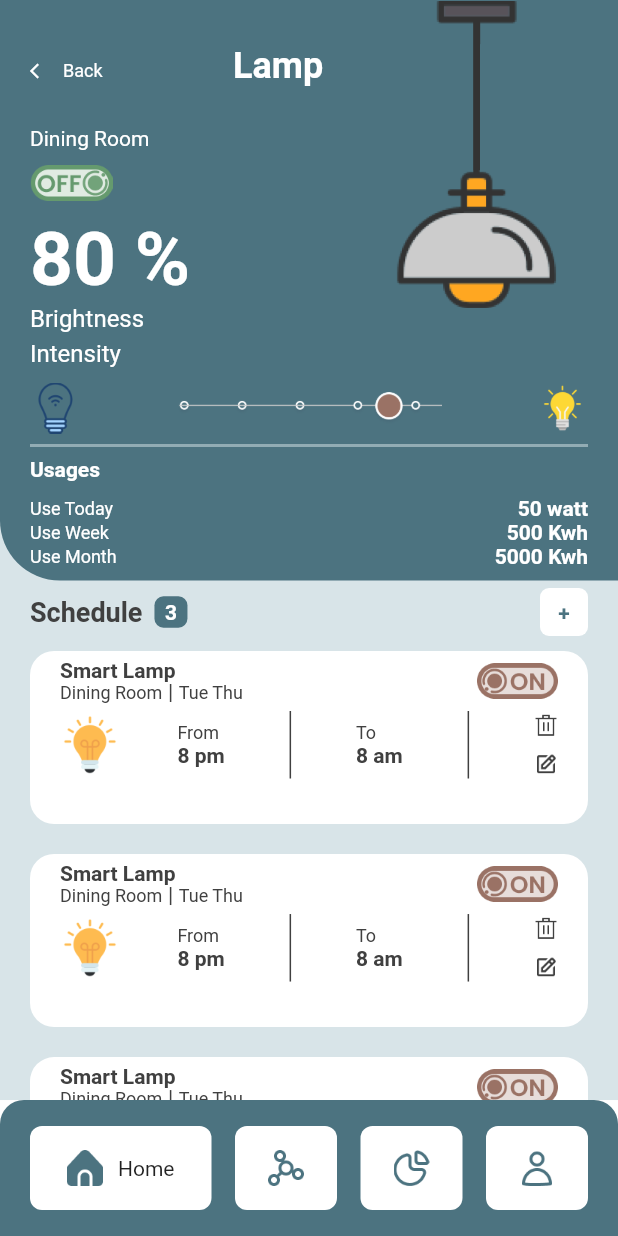
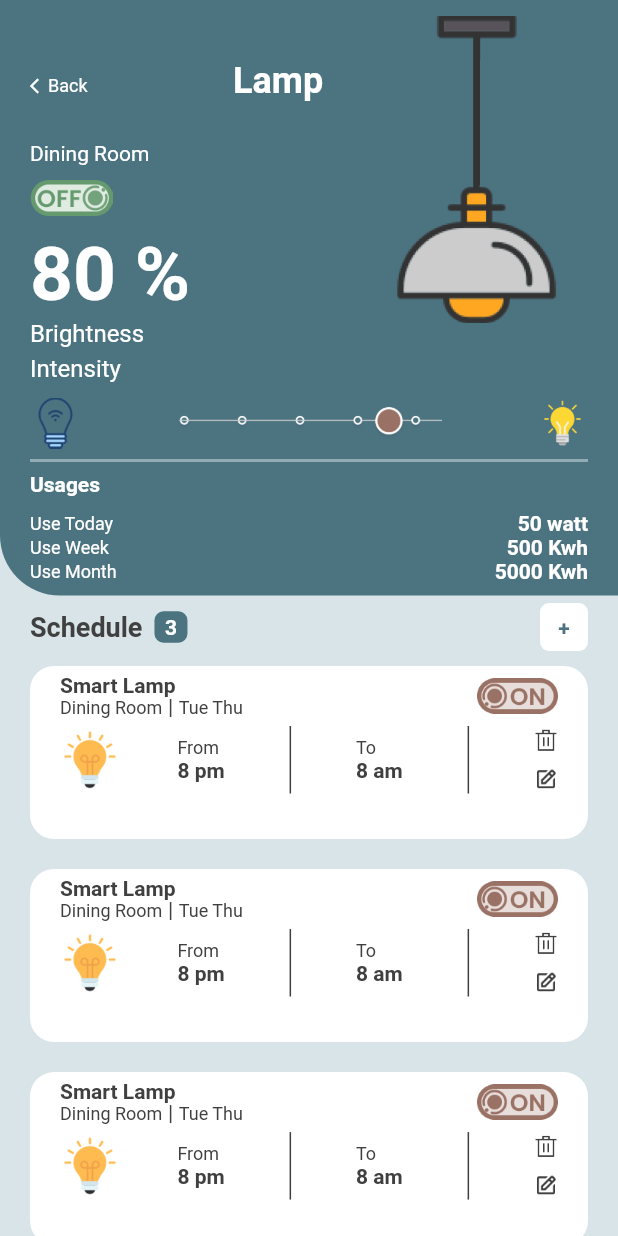
Before and after one commit to thshimul/Smart-Home-Applications, a Flutter app: the screen it shows after launch, after a tap on "Color", on a phone screen of 412 x 824 dp. Run offline on Flutter 3.47's test engine with Material 2 defaults, Android fonts, the phone set to English and light mode, and no system bars; our stand-ins replace flutter_spinkit, get; Roboto replaces fonts that are missing (Poppins).

Commit message:
fourth commit

```diff
--- a/lib/main.dart
+++ b/lib/main.dart
@@ -19,7 +19,7 @@ class MyApp extends StatelessWidget {
     return GetMaterialApp(
       useInheritedMediaQuery: true,
       title: "App",
-      initialRoute: Routes.homePage,
+      initialRoute: AppPages.initial,
       getPages:AppPages.routes,
       theme: ThemeData(
         primarySwatch: Colors.blue,
--- a/lib/route/route.dart
+++ b/lib/route/route.dart
@@ -4,9 +4,11 @@ import 'package:flutter_innovainfosys_towhid_hasam/view/usages.dart';
 import 'package:get/get.dart';
 
 import '../view/home_page.dart';
+import '../view/splashpage.dart';
 
 
 abstract class Routes {
+  static const root = '/';
   static const String homePage = '/homePage';
   static const String lampPage = '/lampPage';
   static const String smartPage = '/smartPage';
@@ -14,10 +16,10 @@ abstract class Routes {
 }
 
 abstract class AppPages {
-  // static String initial = Routes.ROOT;
+   static String initial = Routes.root;
 
   static final routes = [
-
+    GetPage(name: Routes.root, page: () => const SplashScreen()),
     GetPage(
       name: Routes.homePage,
       page: () => const HomePage(),
--- a/lib/view/home_page.dart
+++ b/lib/view/home_page.dart
@@ -22,7 +22,7 @@ class HomePage extends StatelessWidget {
             mainAxisAlignment: MainAxisAlignment.start,
             crossAxisAlignment: CrossAxisAlignment.start,
             children: [
-              const SizedBox(height: 25,),
+
               Container(
               width: Get.width,
                 decoration: const BoxDecoration(
@@ -38,6 +38,7 @@ class HomePage extends StatelessWidget {
                     mainAxisAlignment: MainAxisAlignment.start,
                     crossAxisAlignment: CrossAxisAlignment.start,
                     children: [
+                      const SizedBox(height: 35,),
                       Row(
                         mainAxisAlignment: MainAxisAlignment.spaceBetween,
                         crossAxisAlignment: CrossAxisAlignment.center,
@@ -120,7 +121,7 @@ class HomePage extends StatelessWidget {
                                   ),
                                 ),
                                 Padding(
-                                  padding: const EdgeInsets.only(left: 20.0,right: 20),
+                                  padding: const EdgeInsets.only(left: 10.0,right: 10),
                                   child: Row(
                                     mainAxisAlignment: MainAxisAlignment.spaceBetween,
                                     children: [
@@ -693,7 +694,7 @@ class HomePage extends StatelessWidget {
                         height:56,
 
 
-                        width: 121,
+                        width: 110,
 
 
                         decoration: BoxDecoration(
@@ -729,7 +730,7 @@ class HomePage extends StatelessWidget {
                         height:56,
 
 
-                        width: 68,
+                        width: 55,
 
 
                         decoration: BoxDecoration(
@@ -763,7 +764,7 @@ class HomePage extends StatelessWidget {
                         height:56,
 
 
-                        width: 68,
+                        width: 55,
 
 
                         decoration: BoxDecoration(
@@ -793,7 +794,7 @@ class HomePage extends StatelessWidget {
                       height:56,
 
 
-                      width: 68,
+                      width: 55,
 
 
                       decoration: BoxDecoration(
--- a/lib/view/lamp_page.dart
+++ b/lib/view/lamp_page.dart
@@ -34,7 +34,7 @@ class LampPage extends StatelessWidget {
                   ),
                 ),
                 child: Padding(
-                  padding: const EdgeInsets.only(left: 20.0,right: 20),
+                  padding: const EdgeInsets.only(left: 20.0,right: 20,top: 10),
                   child: Column(
                     mainAxisAlignment: MainAxisAlignment.start,
                     crossAxisAlignment: CrossAxisAlignment.start,
@@ -51,6 +51,7 @@ class LampPage extends StatelessWidget {
                                 onTap: (){
                                   Get.toNamed(Routes.homePage);
                                 },
+                                child: Container(
                                   child: Row(
 
                                     children: [
@@ -62,12 +63,13 @@ class LampPage extends StatelessWidget {
                                       ),
                                       Padding(
 
-                                      padding: const EdgeInsets.only(top: 40,left: 10),
+                                        padding: const EdgeInsets.only(top: 40),
                                         child: Text("Back",
                                           style: Style.regular_white_12
                                           ,),
                                       ),
                                     ],
+                                  ),
                                 ),
                               ),
                               Padding(
@@ -395,151 +397,7 @@ class LampPage extends StatelessWidget {
             ],
           ),
         ),
-        bottomNavigationBar:BottomAppBar(
-          elevation: 0,
-          child: Container(
-            height:
-            Get.height*.11,
-
-            width:Get
-                .width,
-
-            decoration: const BoxDecoration(
-              borderRadius: BorderRadius.only(
-                topRight: Radius.circular(16),topLeft:  Radius.circular(16),
-
-              ),
-              color:Color(0xFF4C7380),
-            ),
-            child: Center(
-                child: Padding(
-                  padding: const EdgeInsets.only(left: 20.0,right: 20),
-                  child:Row(
-                    mainAxisAlignment: MainAxisAlignment.spaceBetween,
-                    children: [
-                      Container(
-                        height:56,
-
-
-                        width: 121,
-
-
-                        decoration: BoxDecoration(
-                          borderRadius: BorderRadius.circular(8
-
-                          ),
-                          color:const Color(0xFFFFFFFF),
-                        ),
-                        child: Row(
-                          mainAxisAlignment:
-                          MainAxisAlignment.center,
-                          crossAxisAlignment:
-                          CrossAxisAlignment.center,
-                          children: [
-
-
-                            Image.asset( "assets/images/home_icon.png",
-                              height: 24,
-                              width: 24,),
-                            const SizedBox(width: 10,),
-                            const Text("Home",
-                            ),
-
-                          ],
-                        ),
-                      ),
-                      Container(
-                        height:56,
-
-
-                        width: 68,
-
-
-                        decoration: BoxDecoration(
-                          borderRadius: BorderRadius.circular(8
-
-                          ),
-                          color:const Color(0xFFFFFFFF),
-                        ),
-                        child: Row(
-                          mainAxisAlignment:
-                          MainAxisAlignment.center,
-                          crossAxisAlignment:
-                          CrossAxisAlignment.center,
-                          children: [
-
-
-                            Image.asset( "assets/images/net_icon.png",
-                              height: 24,
-                              width: 24,),
-
-
-                          ],
-                        ),
-                      ),
-                      Container(
-                        height:56,
-
-
-                        width: 68,
-
-
-                        decoration: BoxDecoration(
-                          borderRadius: BorderRadius.circular(8
-
-                          ),
-                          color:const Color(0xFFFFFFFF),
-                        ),
-                        child: Row(
-                          mainAxisAlignment:
-                          MainAxisAlignment.center,
-                          crossAxisAlignment:
-                          CrossAxisAlignment.center,
-                          children: [
-
-
-                            Image.asset( "assets/images/pie_icon.png",
-                              height: 24,
-                              width: 24,),
-
-
-                          ],
-                        ),
-                      ),
-                      Container(
-                        height:56,
-
-
-                        width: 68,
-
-
-                        decoration: BoxDecoration(
-                          borderRadius: BorderRadius.circular(8
-
-                          ),
-                          color:const Color(0xFFFFFFFF),
-                        ),
-                        child: Row(
-                          mainAxisAlignment:
-                          MainAxisAlignment.center,
-                          crossAxisAlignment:
-                          CrossAxisAlignment.center,
-                          children: [
-
-
-                            Image.asset( "assets/images/user_icon.png",
-                              height: 24,
-                              width: 24,),
-
-
-                          ],
-                        ),
-                      ),
-                    ],
-                  ),
-                )),
-          ),
-        ),// Column
+        // Column
       ),
     );
 
--- /dev/null
+++ b/lib/view/splashpage.dart
@@ -0,0 +1,51 @@
+// ignore_for_file: camel_case_types
+
+import 'dart:async';
+import 'package:flutter/material.dart';
+import 'package:flutter_spinkit/flutter_spinkit.dart';
+import 'package:get/route_manager.dart';
+
+class SplashScreen extends StatefulWidget {
+  // ignore: use_key_in_widget_constructors
+  const SplashScreen();
+
+  @override
+  _SplashScreenState createState() => _SplashScreenState();
+}
+
+class _SplashScreenState extends State<SplashScreen> {
+  @override
+  void initState() {
+    super.initState();
+    Timer(
+        const Duration(seconds: 3),
+        () =>
+            Get.offAndToNamed("/homePage")
+    );
+  }
+
+  @override
+  Widget build(BuildContext context) {
+    return Scaffold(
+      backgroundColor: Colors.white,
+      body: Container(
+        decoration: const BoxDecoration(
+          image: DecorationImage(
+            image: AssetImage(''),
+            fit: BoxFit.cover,
+          ),
+        ),
+        child: Column(
+          mainAxisAlignment: MainAxisAlignment.center,
+          crossAxisAlignment: CrossAxisAlignment.center,
+          children: const [
+            Padding(
+              padding: EdgeInsets.all(30.0),
+              child: Center(child: Text("Smart Home Applications"))
+            )
+          ],
+        ),
+      ),
+    );
+  }
+}
--- a/pubspec.yaml
+++ b/pubspec.yaml
@@ -37,6 +37,7 @@ dependencies:
   cupertino_icons: ^1.0.2
   get: ^4.6.5
   intl:
+  flutter_spinkit: ^5.1.0
 
 dev_dependencies:
   flutter_test:
```
Also changed, not shown: lib/view/smart_page.dart (+5 -5 lines), lib/view/usages.dart (+28 -24 lines), pubspec.lock. Lines whose indentation alone changed are shown as unchanged.
